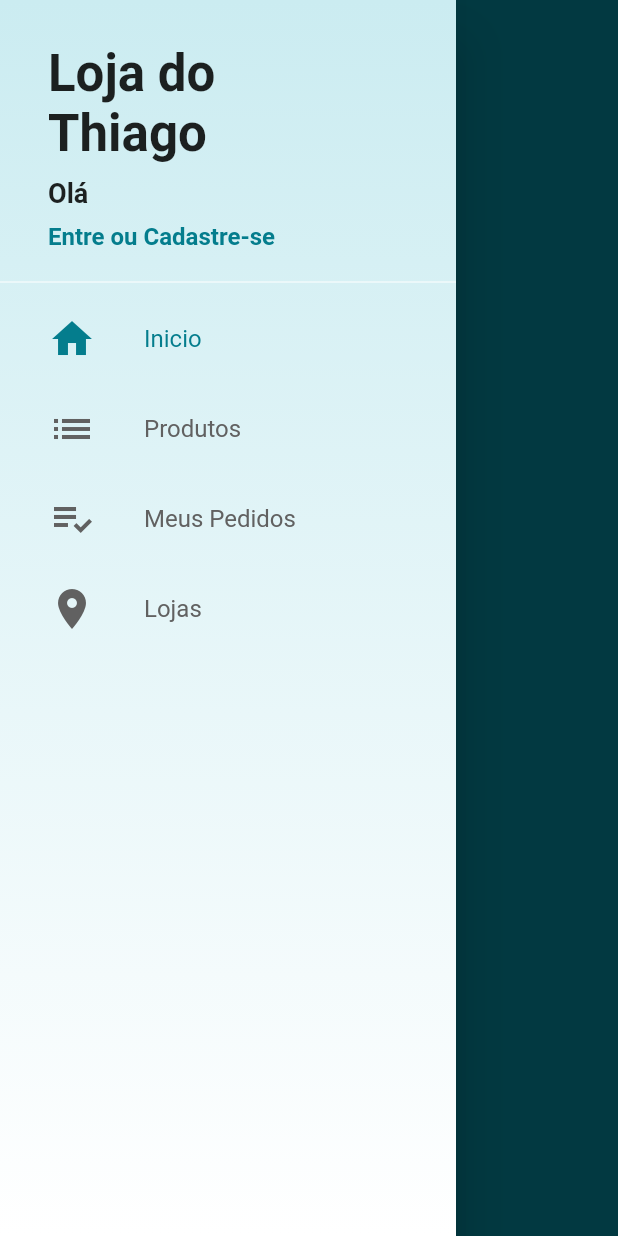
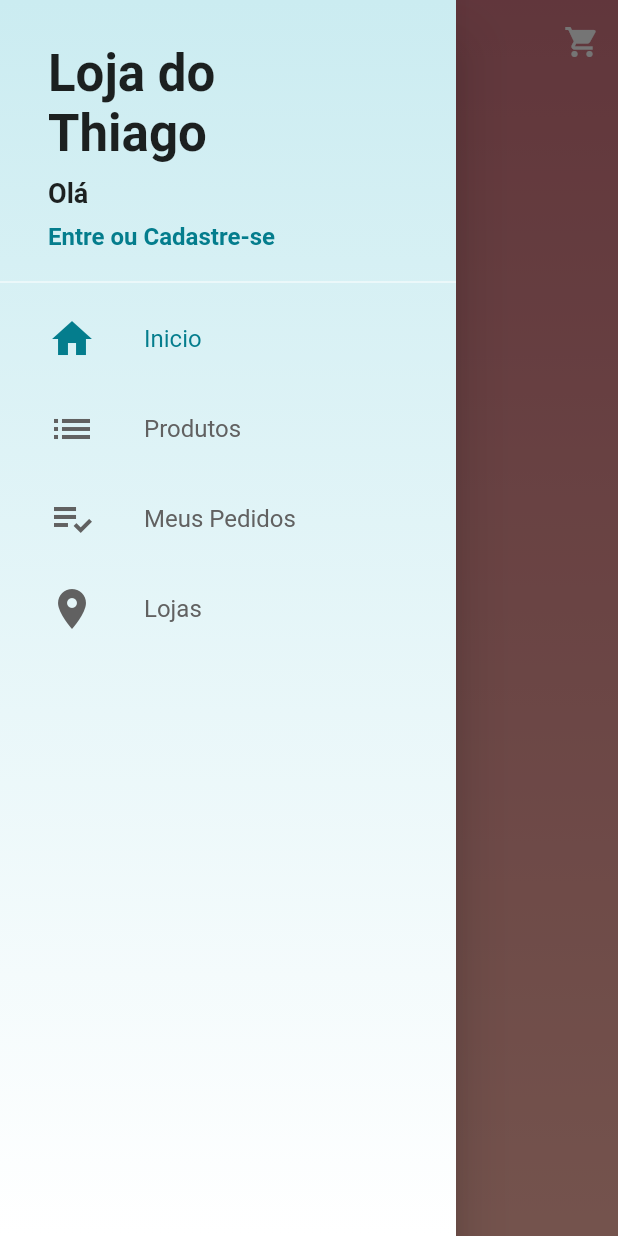
Before and after one commit to thiagobilan/loja, a Flutter app: the screen it shows after launch, with the side drawer open, on a phone screen of 412 x 824 dp. Run offline on Flutter 3.47's test engine with Material 2 defaults, Android fonts, the phone set to English and light mode, and no system bars; our stand-ins replace carousel_pro, cloud_firestore, firebase_auth, transparent_image; accounts and stored records are empty.

Commit message:
Finalizado a Home

```diff
--- a/lib/main.dart
+++ b/lib/main.dart
@@ -1,5 +1,6 @@
 import 'package:flutter/material.dart';
 import 'package:loja/models/cart_manager.dart';
+import 'package:loja/models/home_manager.dart';
 import 'package:loja/models/product_manager.dart';
 import 'package:loja/models/produtos.dart';
 import 'package:loja/models/user_manager.dart';
@@ -31,6 +32,10 @@ class MyApp extends StatelessWidget {
           update: (_, userManager, cartManager) =>
               cartManager..atualizarUsuario(userManager),
           create: (context) => CartManager(),
+          lazy: false,
+        ),
+        ChangeNotifierProvider(
+          create: (context) => HomeManager(),
           lazy: false,
         )
       ],
--- /dev/null
+++ b/lib/models/home_manager.dart
@@ -0,0 +1,25 @@
+import 'package:cloud_firestore/cloud_firestore.dart';
+import 'package:flutter/cupertino.dart';
+import 'package:loja/models/section.dart';
+
+class HomeManager extends ChangeNotifier {
+  HomeManager() {
+    _loadSections();
+  }
+
+  List<Section> sections = [];
+
+  final Firestore firestore = Firestore.instance;
+
+  Future<void> _loadSections() async {
+    firestore.collection('home').snapshots().listen(
+      (snapshot) {
+        sections.clear();
+        for (final DocumentSnapshot document in snapshot.documents) {
+          sections.add(Section.fromDocuiment(document));
+        }
+        notifyListeners();
+      },
+    );
+  }
+}
--- /dev/null
+++ b/lib/models/section.dart
@@ -0,0 +1,21 @@
+import 'package:cloud_firestore/cloud_firestore.dart';
+import 'package:loja/models/section_item.dart';
+
+class Section {
+  Section.fromDocuiment(DocumentSnapshot document) {
+    name = document.data['name'] as String;
+    type = document.data['type'] as String;
+    items = (document.data['items'] as List)
+        .map((i) => SectionItem.fromMap(i as Map<String, dynamic>))
+        .toList();
+  }
+
+  String name;
+  String type;
+  List<SectionItem> items;
+
+  @override
+  String toString() {
+    return 'Section {name: $name, type: $type, items: $items}';
+  }
+}
--- a/lib/screens/base/base_screen.dart
+++ b/lib/screens/base/base_screen.dart
@@ -1,6 +1,7 @@
 import 'package:flutter/material.dart';
 import 'package:loja/common/custom_drawer/custom_drawer.dart';
 import 'package:loja/models/page_manager.dart';
+import 'package:loja/screens/home/home_screen.dart';
 import 'package:loja/screens/produtos/produtos_screen.dart';
 
 import 'package:provider/provider.dart';
@@ -13,13 +14,9 @@ class BaseScreen extends StatelessWidget {
       create: (context) => PageManager(pageController),
       child: PageView(
         controller: pageController,
+        physics: const NeverScrollableScrollPhysics(),
         children: <Widget>[
-          Scaffold(
-            drawer: CustomDrawer(),
-            appBar: AppBar(
-              title: const Text('Home'),
-            ),
-          ),
+          HomeScreen(),
           ProdutoScreen(),
           Scaffold(
             drawer: CustomDrawer(),
--- /dev/null
+++ b/lib/screens/home/home_screen.dart
@@ -0,0 +1,69 @@
+import 'package:flutter/material.dart';
+import 'package:loja/common/custom_drawer/custom_drawer.dart';
+import 'package:loja/models/home_manager.dart';
+import 'package:loja/screens/home/components/section_list.dart';
+import 'package:loja/screens/home/components/section_staggered.dart';
+import 'package:provider/provider.dart';
+
+class HomeScreen extends StatelessWidget {
+  @override
+  Widget build(BuildContext context) {
+    return Scaffold(
+      drawer: CustomDrawer(),
+      body: Stack(
+        children: <Widget>[
+          Container(
+            decoration: BoxDecoration(
+              gradient: LinearGradient(
+                colors: const [
+                  Color.fromARGB(255, 211, 118, 130),
+                  Color.fromARGB(255, 253, 181, 168),
+                ],
+                begin: Alignment.topCenter,
+                end: Alignment.bottomCenter,
+              ),
+            ),
+            child: CustomScrollView(
+              slivers: <Widget>[
+                SliverAppBar(
+                  elevation: 0,
+                  backgroundColor: Colors.transparent,
+                  snap: true,
+                  floating: true,
+                  flexibleSpace: const FlexibleSpaceBar(
+                    title: Text('Loja'),
+                    centerTitle: true,
+                  ),
+                  actions: <Widget>[
+                    IconButton(
+                      icon: Icon(Icons.shopping_cart),
+                      onPressed: () {},
+                    ),
+                  ],
+                ),
+                Consumer<HomeManager>(
+                  builder: (_, homeManager, __) {
+                    final List<Widget> children =
+                        homeManager.sections.map<Widget>((section) {
+                      switch (section.type) {
+                        case 'List':
+                          return SectionList(section);
+                        case 'Staggered':
+                          return SectionStaggered(section);
+                        default:
+                          return Container();
+                      }
+                    }).toList();
+
+                    return SliverList(
+                        delegate: SliverChildListDelegate(children));
+                  },
+                )
+              ],
+            ),
+          ),
+        ],
+      ),
+    );
+  }
+}
```
Also changed, not shown: lib/models/product_manager.dart (+8 -0 lines), lib/models/section_item.dart (added, +13 -0 lines), lib/screens/home/components/item_tile.dart (added, +33 -0 lines), lib/screens/home/components/section_header.dart (added, +21 -0 lines), lib/screens/home/components/section_list.dart (added, +34 -0 lines), lib/screens/home/components/section_staggered.dart (added, +35 -0 lines), pubspec.yaml (+2 -6 lines), pubspec.lock.
